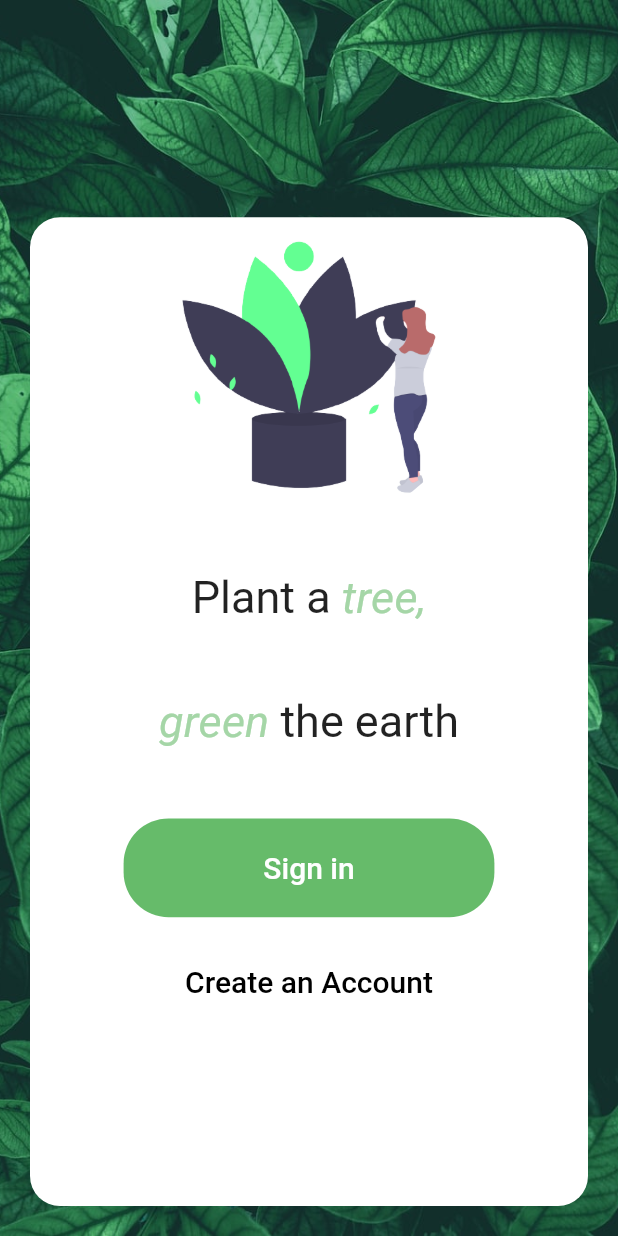
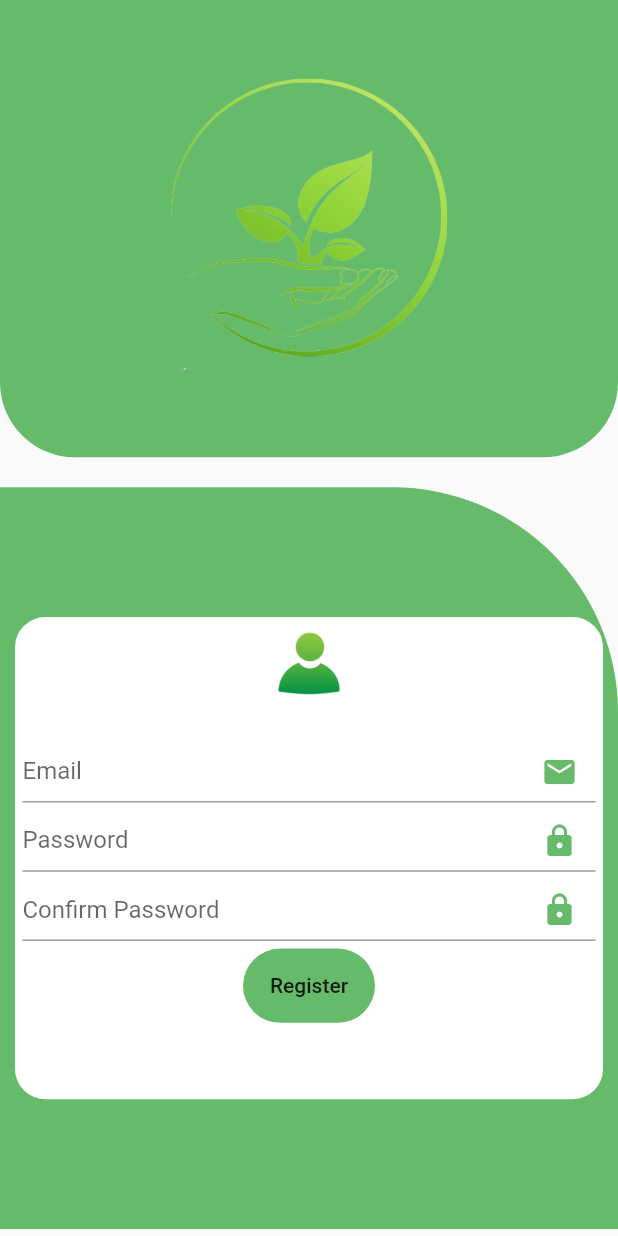
Before and after one commit to AhmedSiddiqui-alt/PlantApp, a Flutter app: the screen it shows after launch, after a tap on "Create an Account", on a phone screen of 412 x 824 dp. Run offline on Flutter 3.47's test engine with Material 2 defaults, Android fonts, the phone set to English and light mode, and no system bars; our stand-ins replace curved_navigation_bar; network calls fail.

Commit message:
Customer Registration

```diff
--- a/lib/main.dart
+++ b/lib/main.dart
@@ -2,6 +2,9 @@ import 'package:flutter/material.dart';
 import './screens/authScreen.dart';
 import './screens/plantScreen.dart';
 import './screens/backGroundScreen.dart';
+import './screens/registrationScreen.dart';
+import 'package:provider/provider.dart';
+import './provider/customerProvider.dart';
 
 void main() {
   runApp(MyApp());
@@ -10,12 +13,16 @@ void main() {
 class MyApp extends StatelessWidget {
   @override
   Widget build(BuildContext context) {
-    return MaterialApp(
-      home: BackGroundScreen(),
-      routes: {
-        AuthScreen.routeName: (ctx) => AuthScreen(),
-        PlantScreen.routeName: (ctx) => PlantScreen()
-      },
+    return MultiProvider(
+      providers: [ChangeNotifierProvider.value(value: CustomerProvider())],
+      child: MaterialApp(
+        home: BackGroundScreen(),
+        routes: {
+          AuthScreen.routeName: (ctx) => AuthScreen(),
+          PlantScreen.routeName: (ctx) => PlantScreen(),
+          RegistrationScreen.routeName: (ctx) => RegistrationScreen()
+        },
+      ),
     );
   }
 }
--- /dev/null
+++ b/lib/models/auth.dart
@@ -0,0 +1,11 @@
+import 'package:flutter/material.dart';
+
+class Auth {
+  final String key;
+  final String authEmail;
+  final String authPassword;
+  Auth(
+      {@required this.key,
+      @required this.authEmail,
+      @required this.authPassword});
+}
--- /dev/null
+++ b/lib/models/customer.dart
@@ -0,0 +1,11 @@
+import 'package:flutter/material.dart';
+
+class Customer {
+  final String id;
+  final String customerEmail;
+  final String customerPassword;
+  Customer(
+      {@required this.id,
+      @required this.customerEmail,
+      @required this.customerPassword});
+}
--- /dev/null
+++ b/lib/provider/customerProvider.dart
@@ -0,0 +1,48 @@
+import 'package:flutter/cupertino.dart';
+import 'package:provider/provider.dart';
+import '../models/customer.dart';
+import '../models/auth.dart';
+import 'dart:convert';
+import 'package:http/http.dart' as http;
+
+class CustomerProvider with ChangeNotifier {
+  final List<Customer> customerData = [];
+
+  List<Customer> get custData {
+    return [...customerData];
+  }
+
+  Future<void> authSignup(String key, String email, String password) async {
+    final url = 'https://pmbac-269e8-default-rtdb.firebaseio.com/Auth.json';
+    try {
+      await http.post(url,
+          body: json.encode(
+              {"authKey": key, 'authEmail': email, 'authPassword': password}));
+      notifyListeners();
+    } catch (caughtError) {
+      throw caughtError;
+
+      // throw Exception('Server Error');
+    }
+  }
+
+  Future<void> resgisterVoter(String email, String password) async {
+    final url = 'https://pmbac-269e8-default-rtdb.firebaseio.com/Customer.json';
+    try {
+      final getResponse = await http.post(url,
+          body: json.encode({
+            'customerEmail': email.toString(),
+            'customerPassword': password.toString()
+          }));
+      await authSignup(json.decode(getResponse.body)['name'], email, password);
+      customerData.add(Customer(
+          id: json.decode(getResponse.body)['name'],
+          customerEmail: email,
+          customerPassword: password));
+      notifyListeners();
+    } catch (caughtError) {
+      throw caughtError;
+      // throw Exception('Server Error');
+    }
+  }
+}
--- a/lib/screens/backGroundScreen.dart
+++ b/lib/screens/backGroundScreen.dart
@@ -1,5 +1,6 @@
 import './authScreen.dart';
 import 'package:flutter/material.dart';
+import '../screens/registrationScreen.dart';
 
 class BackGroundScreen extends StatefulWidget {
   @override
@@ -108,7 +109,10 @@ class _BackGroundScreenState extends State<BackGroundScreen> {
                           // color: Colors.green[400],
                           borderRadius: BorderRadius.circular(30)),
                       child: FlatButton(
-                          onPressed: () {},
+                          onPressed: () {
+                            Navigator.of(context)
+                                .pushNamed(RegistrationScreen.routeName);
+                          },
                           child: Text(
                             'Create an Account',
                             style: TextStyle(color: Colors.black, fontSize: 20),
--- a/lib/screens/plantScreen.dart
+++ b/lib/screens/plantScreen.dart
@@ -13,6 +13,12 @@ class _PlantScreenState extends State<PlantScreen> {
   @override
   Widget build(BuildContext context) {
     return Scaffold(
+      // appBar: AppBar(
+      //   backgroundColor: Colors.white,
+      //   actions: <Widget>[
+      //   IconBu
+      //   ],
+      // ),
       body: SingleChildScrollView(),
       bottomNavigationBar: CurvedNavigationBar(
         backgroundColor: Colors.green[200],
@@ -20,7 +26,6 @@ class _PlantScreenState extends State<PlantScreen> {
           Text('Top'),
           Text('Outdoor'),
           Text('Indoor'),
-          Text('Plant Pots'),
         ],
         onTap: (index) {
           setState(() {
--- /dev/null
+++ b/lib/screens/registrationScreen.dart
@@ -0,0 +1,261 @@
+import 'package:flutter/material.dart';
+import '../widgets/registerContainerWidget.dart';
+import '../provider/customerProvider.dart';
+import '../models/customer.dart';
+import 'package:provider/provider.dart';
+
+class RegistrationScreen extends StatefulWidget {
+  static const routeName = 'regiterScreen';
+  @override
+  _RegistrationScreenState createState() => _RegistrationScreenState();
+}
+
+class _RegistrationScreenState extends State<RegistrationScreen> {
+  final _formkey = GlobalKey<FormState>();
+  bool isLoading = false;
+  TextEditingController passwordController = TextEditingController();
+  var customerData =
+      Customer(id: null, customerEmail: null, customerPassword: null);
+  void saveForm() async {
+    print('I am here 0');
+
+    try {
+      print('I am here 1');
+
+      _formkey.currentState.save();
+      print('I am here 2');
+      print(customerData.customerEmail);
+      print(customerData.customerPassword);
+      await Provider.of<CustomerProvider>(context)
+          .resgisterVoter(
+              customerData.customerEmail, customerData.customerPassword)
+          .then((value) => {
+                setState(() {
+                  isLoading = false;
+                }),
+                Navigator.of(context).pop()
+              });
+      print('I am here 3');
+    } catch (error) {
+      showDialog(
+          context: context,
+          builder: (ctx) {
+            return AlertDialog(
+              title: Text(error),
+              actions: <Widget>[
+                Container(
+                    height: 60,
+                    decoration: BoxDecoration(
+                        color: Colors.green[400],
+                        borderRadius: BorderRadius.circular(25)),
+                    child: FlatButton(
+                        onPressed: () {
+                          Navigator.of(context).pop(false);
+                        },
+                        child: Text('Okay')))
+              ],
+            );
+          });
+    }
+    // finally {
+
+    // }
+  }
+
+  @override
+  Widget build(BuildContext context) {
+    return Scaffold(
+        body: isLoading
+            ? Center(
+                child: CircularProgressIndicator(
+                backgroundColor: Colors.green[400],
+              ))
+            : SingleChildScrollView(
+                child: Container(
+                    height: MediaQuery.of(context).size.height * 1,
+                    child: LayoutBuilder(builder: (ctx, constraints) {
+                      return Column(
+                        children: <Widget>[
+                          Align(
+                            child: Container(
+                              margin: EdgeInsets.only(bottom: 20),
+                              child: ClipOval(
+                                  child: Center(
+                                child: Container(
+                                    child: Image.asset(
+                                  'assets/images/PlantLogo.png',
+                                  height: 200,
+                                )),
+                              )),
+                              height: constraints.maxHeight * 0.37,
+                              decoration: BoxDecoration(
+                                  color: Colors.green[400],
+                                  borderRadius: BorderRadius.only(
+                                      bottomRight: Radius.circular(50),
+                                      bottomLeft: Radius.circular(50))),
+                            ),
+                          ),
+                          Align(
+                            alignment: FractionalOffset.bottomCenter,
+                            child: Container(
+                              child: Column(
+                                mainAxisAlignment: MainAxisAlignment.center,
+                                crossAxisAlignment: CrossAxisAlignment.center,
+                                children: <Widget>[
+                                  Container(
+                                    child: Column(
+                                      children: <Widget>[
+                                        Center(
+                                          child: ClipOval(
+                                              child: Container(
+                                                  height:
+                                                      constraints.maxHeight *
+                                                          0.1,
+                                                  child: Image.asset(
+                                                    'assets/images/LoginLogo.png',
+                                                    height: 120,
+                                                  ))),
+                                        ),
+                                        Form(
+                                            key: _formkey,
+                                            child: Column(
+                                              children: <Widget>[
+                                                Container(
+                                                  margin: EdgeInsets.only(
+                                                      left: 5,
+                                                      right: 5,
+                                                      bottom: 5),
+                                                  height:
+                                                      constraints.maxHeight *
+                                                          0.05,
+                                                  child: TextFormField(
+                                                    decoration: InputDecoration(
+                                                        labelText: 'Email',
+                                                        suffixIcon: Icon(
+                                                          Icons.mail,
+                                                          color:
+                                                              Colors.green[400],
+                                                        )),
+                                                    onSaved: (email) {
+                                                      customerData = Customer(
+                                                          id: customerData.id,
+                                                          customerEmail: email,
+                                                          customerPassword:
+                                                              customerData
+                                                                  .customerPassword);
+                                                    },
+                                                  ),
+                                                ),
+                                                Container(
+                                                  margin: EdgeInsets.only(
+                                                      left: 5,
+                                                      right: 5,
+                                                      bottom: 5),
+                                                  height:
+                                                      constraints.maxHeight *
+                                                          0.05,
+                                                  child: TextField(
+                                                    controller:
+                                                        passwordController,
+                                                    // onChanged: (value) {
+                                                    //   passwordController.text = value;
+                                                    // },
+                                                    obscureText: true,
+                                                    decoration: InputDecoration(
+                                                        labelText: 'Password',
+                                                        suffixIcon: Icon(
+                                                          Icons.lock,
+                                                          color:
+                                                              Colors.green[400],
+                                                        )),
+                                                  ),
+                                                ),
+                                                Container(
+                                                  margin: EdgeInsets.only(
+                                                      left: 5,
+                                                      right: 5,
+                                                      bottom: 5),
+                                                  height:
+                                                      constraints.maxHeight *
+                                                          0.05,
+                                                  child: TextFormField(
+                                                    obscureText: true,
+                                                    decoration: InputDecoration(
+                                                        labelText:
+                                                            'Confirm Password',
+                                                        suffixIcon: Icon(
+                                                          Icons.lock,
+                                                          color:
+                                                              Colors.green[400],
+                                                        )),
+                                                    validator: (cnfrmPassword) {
+                                                      if (cnfrmPassword !=
+                                                          passwordController
+                                                              .text) {
+                                                        print(cnfrmPassword);
+                                                        print(passwordController
+                                                            .text);
+                                                        return 'Your Password doesn\'t match';
+                                                      }
+                                                      return null;
+                                                    },
+                                                    onSaved: (password) {
+                                                      customerData = Customer(
+                                                          id: customerData.id,
+                                                          customerEmail:
+                                                              customerData
+                                                                  .customerEmail,
+                                                          customerPassword:
+                                                              password);
+                                                    },
+                                                  ),
+                                                ),
+                                                Container(
+                                                    height:
+                                                        constraints.maxHeight *
+                                                            0.06,
+                                                    decoration: BoxDecoration(
+                                                        color:
+                                                            Colors.green[400],
+                                                        borderRadius:
+                                                            BorderRadius
+                                                                .circular(25)),
+                                                    child: FlatButton(
+                                                        onPressed: () {
+                                                          setState(() {
+                                                            print(
+                                                                'I am here 2');
+
+                                                            isLoading = true;
+                                                          });
+                                                          saveForm();
+                                                        },
+                                                        child:
+                                                            Text('Register')))
+                                              ],
+                                            ))
+                                      ],
+                                    ),
+                                    margin:
+                                        EdgeInsets.only(left: 10, right: 10),
+                                    height: constraints.maxHeight * 0.39,
+                                    decoration: BoxDecoration(
+                                        color: Colors.white,
+                                        borderRadius:
+                                            BorderRadius.circular(20)),
+                                  ),
+                                ],
+                              ),
+                              height: constraints.maxHeight * 0.6,
+                              decoration: BoxDecoration(
+                                  color: Colors.green[400],
+                                  borderRadius: BorderRadius.only(
+                                      topRight: Radius.circular(150))),
+                            ),
+                          ),
+                        ],
+                      );
+                    })),
+              ));
+  }
+}
```
Also changed, not shown: lib/models/plant.dart (added, +14 -0 lines), lib/widgets/registerContainerWidget.dart (added, +182 -0 lines).
